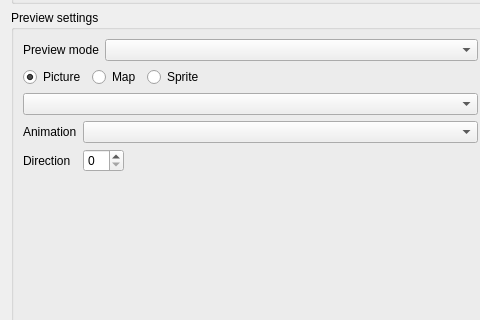
Kangie/solarus, file src/widgets/shader_editor.ui: the form before one commit; both pictures show x 0 to 480 and y 119 to 439 of the 1002 by 686 pixel window.
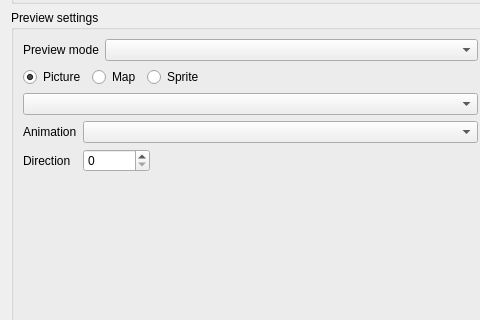
The form after the commit. The open tabs and pages were chosen to show the change. Icons and pictures are not drawn. Custom widgets are drawn as their Qt base class.

Diff of the .ui file:
```diff
--- a/src/widgets/shader_editor.ui
+++ b/src/widgets/shader_editor.ui
@@ -345,6 +345,9 @@
                     <verstretch>0</verstretch>
                    </sizepolicy>
                   </property>
+                  <property name="maximum">
+                   <number>999999</number>
+                  </property>
                  </widget>
                 </item>
                </layout>
```
